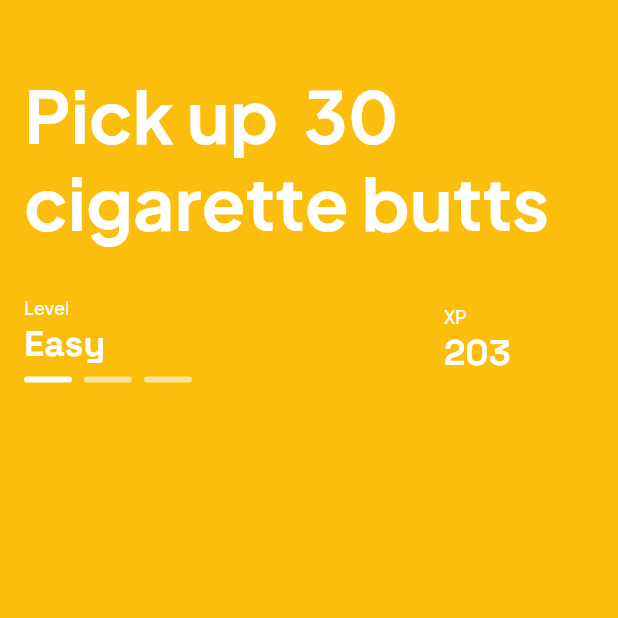
After one commit to DeepSyyy/recycle-rush-fe, a Flutter app: the screen it shows after launch, after a tap on an icon or button, on a phone screen of 412 x 824 dp, the top half of it. The commit adds this screen. Run offline on Flutter 3.47's test engine with Material 3 defaults, Android fonts, the phone set to English and light mode, and no system bars; our stand-ins replace camera, flutter_svg, google_fonts, google_nav_bar, iconsax; missing offline and left inert: ficonsax.

Commit message:
fix typography

```diff
--- a/lib/core/styles/typography.dart
+++ b/lib/core/styles/typography.dart
@@ -84,6 +84,14 @@ class RecycleRushSubHeadingTypography {
   final Color color;
 
   get textColor => color;
+  static TextStyle mega({Color? color}) => GoogleFonts.plusJakartaSans(
+        fontSize: 48,
+        fontWeight: FontWeight.w700,
+        height: 1.2,
+        letterSpacing: 0,
+        color: color,
+      );
+
   static TextStyle xxLarge({Color? color}) => GoogleFonts.plusJakartaSans(
         fontSize: 24,
         fontWeight: FontWeight.w700,
--- a/lib/feature/quests/presentation/widget/card_quest_widget.dart
+++ b/lib/feature/quests/presentation/widget/card_quest_widget.dart
@@ -54,7 +54,20 @@ class RecycleRushCardQuest extends StatelessWidget {
 
   @override
   Widget build(BuildContext context) {
-    return Container(
+    return GestureDetector(
+      onTap: () {
+        Navigator.of(context).pushNamed(
+          "/quest-detail",
+          arguments: {
+            "title": title,
+            "description": description,
+            "coins": coins,
+            "foregroundColor": foregroundColor,
+            "backgroundColor": backgroundColor,
+          },
+        );
+      },
+      child: Container(
         width: 120,
         height: 165,
         padding: const EdgeInsets.symmetric(horizontal: 12, vertical: 8),
@@ -106,6 +119,7 @@ class RecycleRushCardQuest extends StatelessWidget {
             ),
           ],
         ),
+      ),
     );
   }
 }
--- /dev/null
+++ b/lib/feature/quests/quest_detail/presentation/view/quest_detail_view.dart
@@ -0,0 +1,30 @@
+import 'package:flutter/material.dart';
+import 'package:recycle_rush_fe/feature/quests/quest_detail/presentation/widget/quest_detail_widget.dart';
+
+class RecycleRushViewQuestDetail extends StatelessWidget {
+  static const routeName = '/quest-detail';
+
+  const RecycleRushViewQuestDetail({
+    super.key,
+  });
+
+  @override
+  Widget build(BuildContext context) {
+    final args =
+        ModalRoute.of(context)!.settings.arguments as Map<String, dynamic>;
+
+    final title = args['title'] as String;
+    final description = args['description'] as String;
+    final coins = args['coins'] as int;
+    final foregroundColor = args['foregroundColor'] as Color;
+    final backgroundColor = args['backgroundColor'] as Color;
+
+    return RecycleRushWidgetQuestDetail(
+      title: title,
+      description: description,
+      coins: coins,
+      foregroundColor: foregroundColor,
+      backgroundColor: backgroundColor,
+    );
+  }
+}
--- /dev/null
+++ b/lib/feature/quests/quest_detail/presentation/widget/quest_detail_widget.dart
@@ -0,0 +1,141 @@
+import 'package:flutter/material.dart';
+import 'package:iconsax/iconsax.dart';
+import 'package:recycle_rush_fe/core/styles/app_color.dart';
+import 'package:recycle_rush_fe/core/styles/typography.dart';
+
+class RecycleRushWidgetQuestDetail extends StatelessWidget {
+  final String title;
+  final String description;
+  final int coins;
+  final Color foregroundColor;
+  final Color backgroundColor;
+
+  const RecycleRushWidgetQuestDetail({
+    super.key,
+    required this.title,
+    required this.description,
+    required this.coins,
+    required this.foregroundColor,
+    required this.backgroundColor,
+  });
+
+  @override
+  Widget build(BuildContext context) {
+    return Scaffold(
+      backgroundColor: backgroundColor,
+      body: SafeArea(
+        child: _content(),
+      ),
+    );
+  }
+
+  Container _content() {
+    return Container(
+      margin: EdgeInsets.symmetric(
+        horizontal: 16,
+      ),
+      child: Column(
+        children: [
+          SizedBox(
+            height: 48,
+          ),
+          Text(
+            description,
+            style: RecycleRushSubHeadingTypography.mega(
+              color: foregroundColor,
+            ),
+          ),
+          SizedBox(
+            height: 32,
+          ),
+          Row(
+            children: [
+              Expanded(
+                child: Column(
+                  crossAxisAlignment: CrossAxisAlignment.start,
+                  children: [
+                    Text(
+                      "Level",
+                      style: RecycleRushLabelTypography.xSmall(
+                        color: foregroundColor,
+                      ),
+                    ),
+                    Text(
+                      "Easy",
+                      style: RecycleRushHeadingTypography.small(
+                        color: foregroundColor,
+                      ),
+                    ),
+                    SizedBox(
+                      height: 8,
+                    ),
+                    Row(
+                      children: [
+                        Container(
+                          width: 32,
+                          height: 4,
+                          decoration: BoxDecoration(
+                            borderRadius: BorderRadius.circular(8),
+                            color: foregroundColor,
+                          ),
+                        ),
+                        const SizedBox(
+                          width: 8,
+                        ),
+                        Container(
+                          width: 32,
+                          height: 4,
+                          decoration: BoxDecoration(
+                            borderRadius: BorderRadius.circular(8),
+                            color: foregroundColor.withOpacity(0.6),
+                          ),
+                        ),
+                        const SizedBox(
+                          width: 8,
+                        ),
+                        Container(
+                          width: 32,
+                          height: 4,
+                          decoration: BoxDecoration(
+                            borderRadius: BorderRadius.circular(8),
+                            color: foregroundColor.withOpacity(0.6),
+                          ),
+                        ),
+                      ],
+                    ),
+                  ],
+                ),
+              ),
+              SizedBox(
+                width: 8,
+              ),
+              Container(
+                constraints: const BoxConstraints(
+                  maxWidth: 100,
+                ),
+                width: double.infinity,
+                child: Column(
+                  crossAxisAlignment: CrossAxisAlignment.start,
+                  children: [
+                    Text(
+                      "XP",
+                      style: RecycleRushLabelTypography.xSmall(
+                        color: foregroundColor,
+                      ),
+                    ),
+                    Text(
+                      "203",
+                      style: RecycleRushHeadingTypography.small(
+                        color: foregroundColor,
+                      ),
+                    ),
+                  ],
+                ),
+              ),
+            ],
+          ),
+        ],
+      ),
+    );
+  }
+}
--- a/lib/main.dart
+++ b/lib/main.dart
@@ -5,6 +5,7 @@ import 'package:recycle_rush_fe/feature/auth/presentation/widget/sign_up_widget.
 import 'package:recycle_rush_fe/feature/home/presentation/view/home_view.dart';
 import 'package:recycle_rush_fe/feature/navigation_bar/presentation/view/nav_bar_view.dart';
 import 'package:recycle_rush_fe/feature/onboarding/presentation/view/onboarding_view.dart';
+import 'package:recycle_rush_fe/feature/quests/quest_detail/presentation/view/quest_detail_view.dart';
 import 'package:recycle_rush_fe/feature/trashGo/presentation/widget/trash_go_widget.dart';
 
 void main() {
@@ -30,6 +31,10 @@ class MyApp extends StatelessWidget {
             const RecycleRushViewNavBar(),
         RecycleRushWidgetTrashGo.routeName: (context) =>
             const RecycleRushWidgetTrashGo(),
+        RecycleRushViewQuestDetail.routeName: (
+          context,
+        ) =>
+            const RecycleRushViewQuestDetail(),
       },
       initialRoute: RecycleRushViewNavBar.routeName,
       theme: ThemeData(
```
Lines whose indentation alone changed are shown as unchanged.
